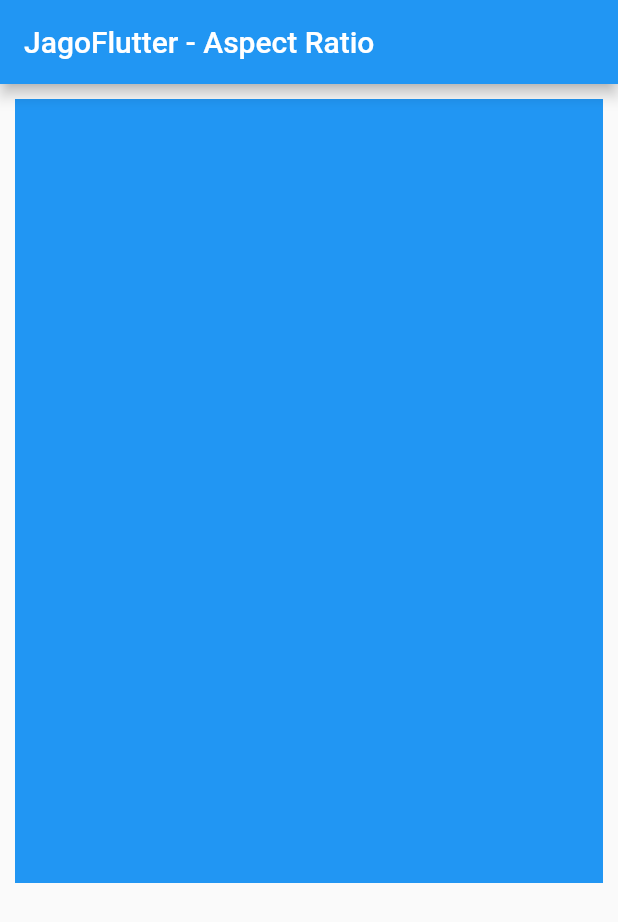
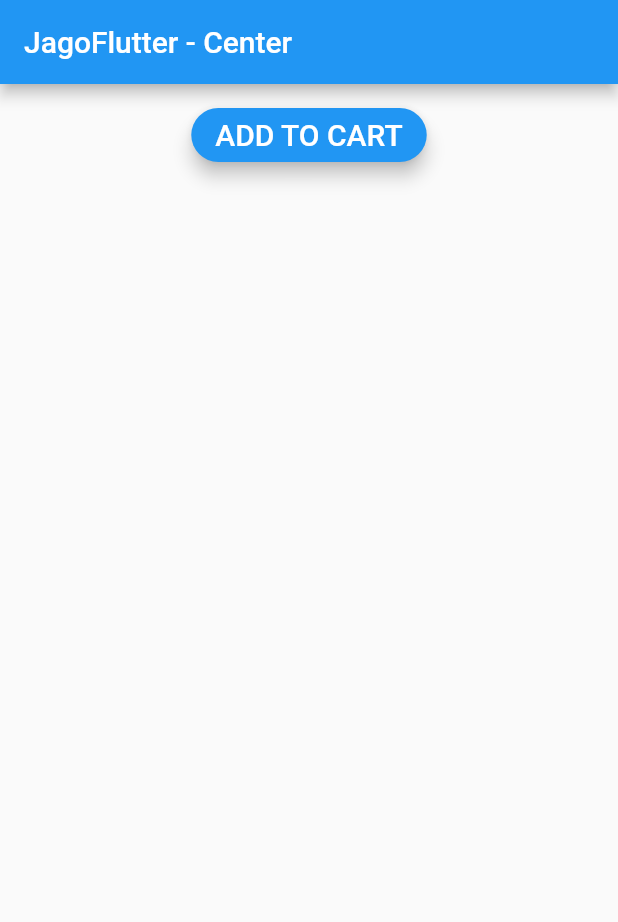
Before and after one commit to fesaworld/fic4_flutter_widgets_challenges, a Flutter app: the screen it shows after launch, on a phone screen of 412 x 824 dp. Shown: the top 922 px of the screen. Run offline on Flutter 3.47's test engine with Material 2 defaults, Android fonts, the phone set to English and light mode, and no system bars.

Commit message:
basic widget - basic_layout - center_widget

```diff
--- a/lib/main.dart
+++ b/lib/main.dart
@@ -1,6 +1,7 @@
 import 'package:fic4_flutter_widgets_challenges/tugas/basic_form/dialog_widget.dart';
 import 'package:fic4_flutter_widgets_challenges/tugas/basic_form/form_widget.dart';
 import 'package:fic4_flutter_widgets_challenges/tugas/basic_layout/aspect_ratio_widget.dart';
+import 'package:fic4_flutter_widgets_challenges/tugas/basic_layout/center_widget.dart';
 import 'package:flutter/material.dart';
 
 void main() {
@@ -20,7 +21,7 @@ class MyApp extends StatelessWidget {
       ),
       // home: const DialogWidget(),
       // home: FormWidget(),
-      home: const AspectRatioWidget(),
+      home: const CenterWidget(),
     );
   }
 }
--- /dev/null
+++ b/lib/tugas/basic_layout/center_widget.dart
@@ -0,0 +1,43 @@
+import 'package:flutter/material.dart';
+
+class CenterWidget extends StatelessWidget {
+  const CenterWidget({Key? key}) : super(key: key);
+
+  @override
+  Widget build(BuildContext context) {
+    return Scaffold(
+      appBar: AppBar(
+        title: const Text('JagoFlutter - Center'),
+      ),
+      body: Container(
+        padding: const EdgeInsets.all(10.0),
+        child: Column(
+          children: [
+            Center(
+              child: ElevatedButton(
+                onPressed: () {},
+                style: ElevatedButton.styleFrom(
+                  backgroundColor: Colors.blue,
+                  shape: RoundedRectangleBorder(
+                    borderRadius: BorderRadius.circular(20),
+                  ),
+                  shadowColor:
+                  Colors.grey[20], //specify the button's elevation color
+                  elevation: 5.0,
+                ),
+                child: Text(
+                  "Add To Cart".toUpperCase(),
+                  style: const TextStyle(
+                    fontSize: 20,
+                    fontWeight: FontWeight.w500,
+                    color: Colors.white,
+                  ),
+                ),
+              ),
+            ),
+          ],
+        ),
+      ),
+    );
+  }
+}
```
